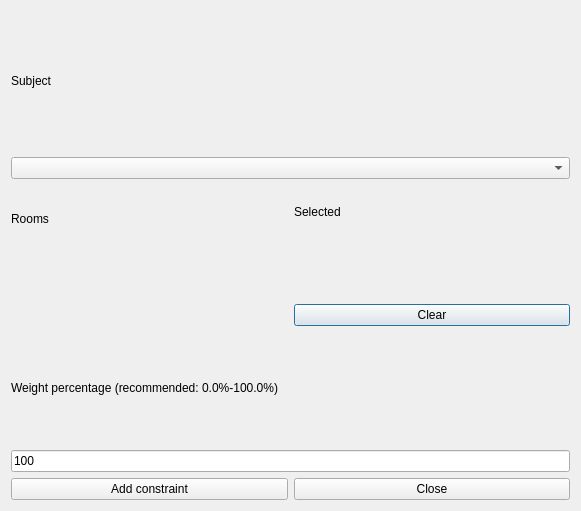
Above: src/interface/addconstraintsubjectpreferredroomsform_template.ui from janLo/FET before the change. Below: the same form after it.
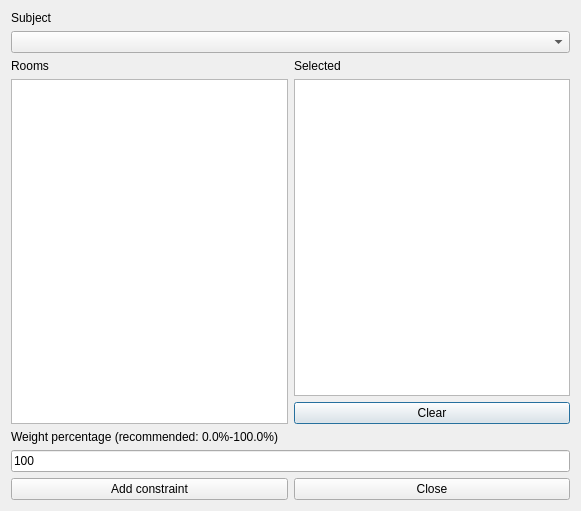
That is the form after the change. Custom widgets are drawn as their Qt base class.

```diff
--- a/src/interface/addconstraintsubjectpreferredroomsform_template.ui
+++ b/src/interface/addconstraintsubjectpreferredroomsform_template.ui
@@ -28,7 +28,7 @@
     <widget class="QComboBox" name="subjectsComboBox"/>
    </item>
    <item row="2" column="0">
-    <layout class="QVBoxLayout">
+    <layout class="QVBoxLayout" name="verticalLayout_2">
      <item>
       <widget class="QLabel" name="roomsTextLabel">
        <property name="frameShape">
@@ -46,13 +46,7 @@
       </widget>
      </item>
      <item>
-      <widget class="Q3ListBox" name="roomsListBox">
-       <item>
-        <property name="text">
-         <string>New Item</string>
-        </property>
-       </item>
-      </widget>
+      <widget class="QListWidget" name="roomsListWidget"/>
      </item>
     </layout>
    </item>
@@ -75,13 +69,7 @@
       </widget>
      </item>
      <item>
-      <widget class="Q3ListBox" name="selectedRoomsListBox">
-       <item>
-        <property name="text">
-         <string>New Item</string>
-        </property>
-       </item>
-      </widget>
+      <widget class="QListWidget" name="selectedRoomsListWidget"/>
      </item>
      <item>
       <widget class="QPushButton" name="clearPushButton">
@@ -140,27 +128,6 @@
   </layout>
  </widget>
  <layoutdefault spacing="6" margin="11"/>
- <customwidgets>
-  <customwidget>
-   <class>Q3Frame</class>
-   <extends>QFrame</extends>
-   <header>Qt3Support/Q3Frame</header>
-   <container>1</container>
-  </customwidget>
-  <customwidget>
-   <class>Q3ListBox</class>
-   <extends>Q3Frame</extends>
-   <header>q3listbox.h</header>
-  </customwidget>
- </customwidgets>
- <tabstops>
-  <tabstop>subjectsComboBox</tabstop>
-  <tabstop>roomsListBox</tabstop>
-  <tabstop>selectedRoomsListBox</tabstop>
-  <tabstop>weightLineEdit</tabstop>
-  <tabstop>addConstraintPushButton</tabstop>
-  <tabstop>closePushButton</tabstop>
- </tabstops>
  <resources/>
  <connections/>
 </ui>
```
Left out of the diff: 2 changed lines with no effect on the pictures.
